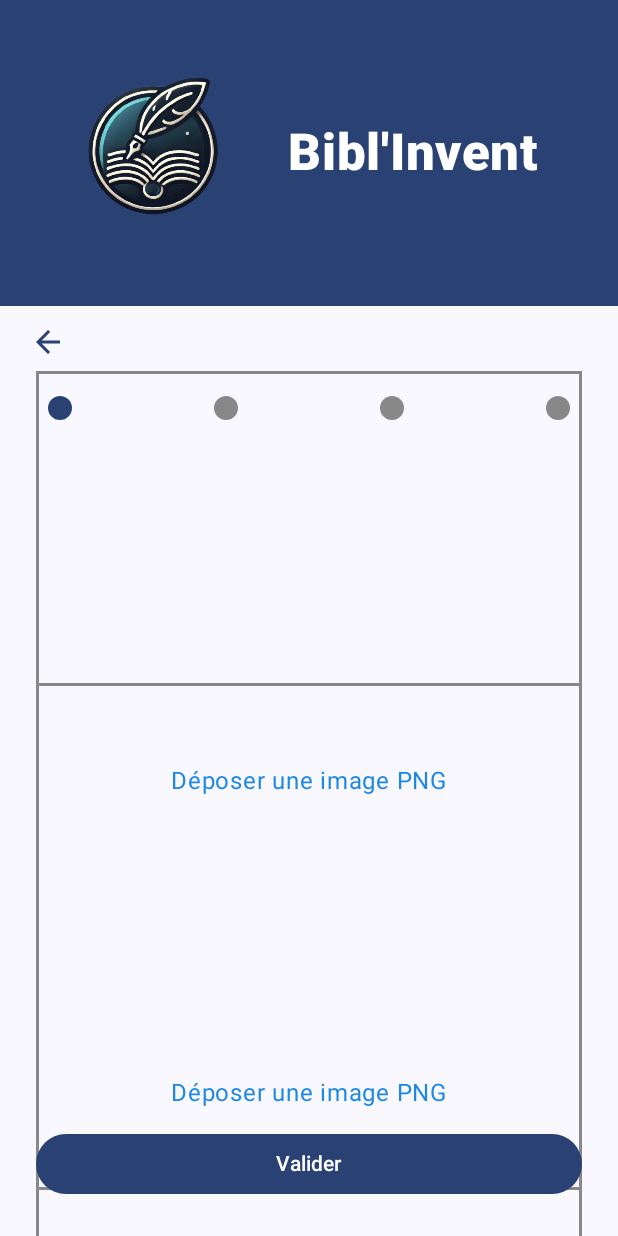
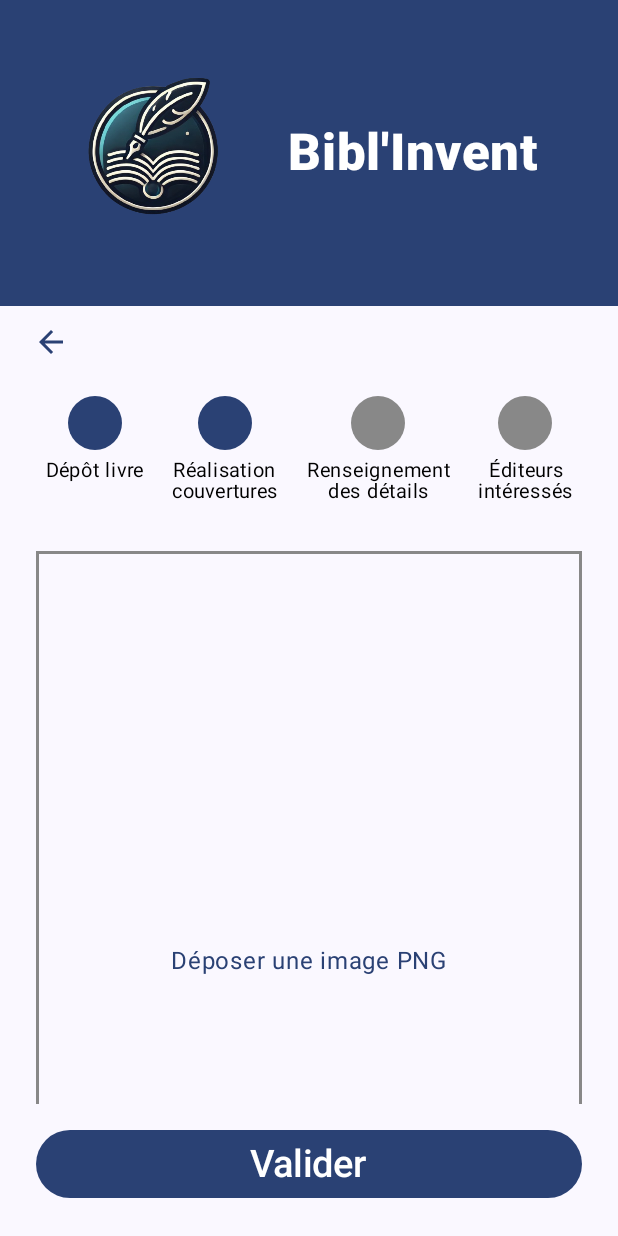
Before and after one commit to ClaraEnsim/BiblIvent, an Android app built with Jetpack Compose: the CoverScreen screen opened through its navigation route, on a phone screen of 412 x 824 dp. Run offline under Robolectric (Android 15) with nearby library versions, the phone set to English and light mode, and no system bars.

Commit message:
finalisation stepBar et création des différents principaux écrans

```diff
--- a/app/src/main/java/com/example/biblivent/MainActivity.kt
+++ b/app/src/main/java/com/example/biblivent/MainActivity.kt
@@ -11,9 +11,7 @@ import androidx.navigation.compose.NavHost
 import androidx.navigation.compose.composable
 import androidx.navigation.compose.rememberNavController
 import com.example.biblivent.ui.theme.BiblIventTheme
-import com.example.biblivent.ui.theme.screens.AccueilScreen
-import com.example.biblivent.ui.theme.screens.DepotScreen
-import com.example.biblivent.ui.theme.screens.CoverScreen
+import com.example.biblivent.ui.theme.screens.*
 
 class MainActivity : ComponentActivity() {
     override fun onCreate(savedInstanceState: Bundle?) {
@@ -42,18 +40,52 @@ class MainActivity : ComponentActivity() {
                         // Dépôt
                         composable("depot") {
                             DepotScreen(
-                                onBack = { navController.popBackStack() },
-                                onValidate = { navController.navigate("cover") }
+                                onBack = { navController.navigate("accueil") },
+                                onValidate = { navController.navigate("cover") },
+                                onNavigateToDepot = { navController.navigate("depot") },
+                                onNavigateToCover = { navController.navigate("cover") },
+                                onNavigateToDetails = { navController.navigate("detail") },
+                                onNavigateToEditors = { navController.navigate("editors") }
                             )
                         }
 
                         // Couverture
                         composable("cover") {
                             CoverScreen(
-                                onBack = { navController.popBackStack() },
-                                onValidate = {/*mettre le navController*/}
+                                onBack = { navController.navigate("accueil") },
+                                onValidate = { navController.navigate("detail") },
+                                onNavigateToDepot = { navController.navigate("depot") },
+                                onNavigateToCover = { navController.navigate("cover") },
+                                onNavigateToDetails = { navController.navigate("detail") },
+                                onNavigateToEditors = { navController.navigate("editors") }
                             )
                         }
+
+                        // Caractéristiques
+                        composable("detail") {
+                            DetailScreen(
+                                onBack = { navController.navigate("accueil") },
+                                onValidate = { navController.navigate("editors") },
+                                onNavigateToDepot = { navController.navigate("depot") },
+                                onNavigateToCover = { navController.navigate("cover") },
+                                onNavigateToDetails = { navController.navigate("detail") },
+                                onNavigateToEditors = { navController.navigate("editors") }
+                            )
+                        }
+
+                        // Maisons d'édition intéressées
+                        composable("editors") {
+                            EditorScreen(
+                                onBack = { navController.navigate("accueil") },
+                                onValidate = {/**/},
+                                onNavigateToDepot = { navController.navigate("depot") },
+                                onNavigateToCover = { navController.navigate("cover") },
+                                onNavigateToDetails = { navController.navigate("detail") },
+                                onNavigateToEditors = { navController.navigate("editors") }
+                            )
+                        }
+
+                        // Ajoute ici la page finale si nécessaire
                     }
                 }
             }
--- a/app/src/main/java/com/example/biblivent/ui/theme/items/StepBar.kt
+++ b/app/src/main/java/com/example/biblivent/ui/theme/items/StepBar.kt
@@ -1,31 +1,64 @@
 package com.example.biblivent.ui.theme.items
 
 import androidx.compose.foundation.background
+import androidx.compose.foundation.clickable
 import androidx.compose.foundation.layout.*
 import androidx.compose.foundation.shape.CircleShape
 import androidx.compose.material3.MaterialTheme
+import androidx.compose.material3.Text
 import androidx.compose.runtime.Composable
+import androidx.compose.ui.Alignment
 import androidx.compose.ui.Modifier
 import androidx.compose.ui.graphics.Color
+import androidx.compose.ui.text.style.TextAlign
 import androidx.compose.ui.unit.dp
+import androidx.compose.ui.unit.sp
 
 @Composable
-fun StepBar(currentStep: Int) {
+fun StepBar(
+    currentStep: Int,
+    onStepClick: (Int) -> Unit
+) {
+    val steps = listOf(
+        "Dépôt livre\n ",
+        "Réalisation\ncouvertures",
+        "Renseignement\ndes détails",
+        "Éditeurs\nintéressés"
+    )
+
     Row(
         modifier = Modifier
             .fillMaxWidth()
-            .padding(horizontal = 32.dp),
-        horizontalArrangement = Arrangement.SpaceBetween
+            .padding(horizontal = 16.dp),
+        horizontalArrangement = Arrangement.SpaceEvenly,
+        verticalAlignment = Alignment.CenterVertically
     ) {
-        for (i in 1..4) {
-            Box(
+        steps.forEachIndexed { index, label ->
+            val isCompleted = index + 1 <= currentStep
+
+            Column(
+                horizontalAlignment = Alignment.CenterHorizontally,
                 modifier = Modifier
-                    .size(16.dp)
-                    .background(
-                        color = if (i <= currentStep) MaterialTheme.colorScheme.primary else Color.Gray,
-                        shape = CircleShape
-                    )
-            )
+                    .clickable(enabled = isCompleted) { onStepClick(index + 1) }
+                    .padding(horizontal = 4.dp)
+            ) {
+                Box(
+                    modifier = Modifier
+                        .size(36.dp)
+                        .background(
+                            color = if (isCompleted) MaterialTheme.colorScheme.primary else Color.Gray,
+                            shape = CircleShape
+                        )
+                )
+                Spacer(modifier = Modifier.height(6.dp))
+                Text(
+                    text = label,
+                    fontSize = 13.sp,
+                    textAlign = TextAlign.Center,
+                    color = Color.Black,
+                    lineHeight = 14.sp
+                )
+            }
         }
     }
 }
--- a/app/src/main/java/com/example/biblivent/ui/theme/screens/CoverScreen.kt
+++ b/app/src/main/java/com/example/biblivent/ui/theme/screens/CoverScreen.kt
@@ -22,10 +22,19 @@ import androidx.compose.ui.unit.sp
 import com.example.biblivent.ui.theme.items.Header
 import java.io.InputStream
 import android.graphics.BitmapFactory
+import androidx.compose.foundation.rememberScrollState
+import androidx.compose.foundation.verticalScroll
 import com.example.biblivent.ui.theme.items.StepBar
 
 @Composable
-fun CoverScreen(onBack: () -> Unit, onValidate: () -> Unit) {
+fun CoverScreen(
+    onBack: () -> Unit,
+    onValidate: () -> Unit,
+    onNavigateToDepot: () -> Unit,
+    onNavigateToCover: () -> Unit,
+    onNavigateToDetails: () -> Unit,
+    onNavigateToEditors: () -> Unit
+) {
     val context = LocalContext.current
     var imageUri1 by remember { mutableStateOf<Uri?>(null) }
     var imageUri2 by remember { mutableStateOf<Uri?>(null) }
@@ -38,25 +47,37 @@ fun CoverScreen(onBack: () -> Unit, onValidate: () -> Unit) {
         if (uri != null) imageUri2 = uri
     }
 
-    Column(modifier = Modifier.fillMaxSize()) {
+    Box(modifier = Modifier.fillMaxSize()) {
+        Column(
+            modifier = Modifier
+                .fillMaxSize()
+                .padding(bottom = 88.dp) // espace pour le bouton
+                .verticalScroll(rememberScrollState())
+        ) {
             Header()
 
-        IconButton(onClick = onBack, modifier = Modifier.padding(start = 8.dp)) {
+            IconButton(onClick = onBack, modifier = Modifier.padding(start = 10.dp)) {
                 Icon(Icons.AutoMirrored.Filled.ArrowBack, contentDescription = "Retour", tint = MaterialTheme.colorScheme.primary)
             }
 
             Spacer(modifier = Modifier.height(12.dp))
 
-        StepBar(currentStep = 1)
+            StepBar(currentStep = 2, onStepClick = { step ->
+                when (step) {
+                    1 -> onNavigateToDepot()
+                    2 -> onNavigateToCover()
+                    3 -> onNavigateToDetails()
+                    4 -> onNavigateToEditors()
+                }
+            })
 
             Spacer(modifier = Modifier.height(32.dp))
 
             Column(
                 modifier = Modifier
                     .fillMaxWidth()
-                .padding(horizontal = 24.dp)
-                .weight(1f),
-            verticalArrangement = Arrangement.SpaceEvenly,
+                    .padding(horizontal = 24.dp),
+                verticalArrangement = Arrangement.spacedBy(32.dp),
                 horizontalAlignment = Alignment.CenterHorizontally
             ) {
                 ImageBox(
@@ -70,14 +91,23 @@ fun CoverScreen(onBack: () -> Unit, onValidate: () -> Unit) {
                 )
             }
 
+            Spacer(modifier = Modifier.height(32.dp))
+        }
+
+        // Bouton fixé en bas
         Button(
             onClick = onValidate,
             modifier = Modifier
+                .align(Alignment.BottomCenter)
                 .fillMaxWidth()
                 .padding(24.dp),
             colors = ButtonDefaults.buttonColors(containerColor = MaterialTheme.colorScheme.primary)
         ) {
-            Text("Valider")
+            Text(
+                text = "Valider",
+                fontSize = 25.sp,
+                color = MaterialTheme.colorScheme.onPrimary
+            )
         }
     }
 }
@@ -99,22 +129,30 @@ fun ImageBox(uri: Uri?, onClick: () -> Unit) {
     Box(
         modifier = Modifier
             .fillMaxWidth()
-            .aspectRatio(2f / 3f) // Respecte le ratio 1024x1536
+            .aspectRatio(2f / 3f)
             .border(2.dp, Color.Gray)
-            .clickable(onClick = onClick),
+            .clickable(onClick = onClick)
+            .padding(8.dp),
         contentAlignment = Alignment.Center
     ) {
         if (bitmap != null) {
+            // Image limitée à l'intérieur de la box
+            Box(
+                modifier = Modifier
+                    .fillMaxSize()
+                    .padding(4.dp)
+            ) {
                 Image(
                     bitmap = bitmap!!.asImageBitmap(),
                     contentDescription = "Image sélectionnée",
                     modifier = Modifier.fillMaxSize(),
                     contentScale = ContentScale.Fit
                 )
+            }
         } else {
             Text(
                 text = "Déposer une image PNG",
-                color = Color(0xFF1E88E5),
+                color = MaterialTheme.colorScheme.primary,
                 fontSize = 16.sp
             )
         }
```
Also changed, not shown: app/src/main/java/com/example/biblivent/ui/theme/screens/DepotScreen.kt (+22 -7 lines), app/src/main/java/com/example/biblivent/ui/theme/screens/DetailScreen.kt (added, +23 -0 lines), app/src/main/java/com/example/biblivent/ui/theme/screens/EditorScreen.kt (added, +23 -0 lines). Lines whose indentation alone changed are shown as unchanged.
